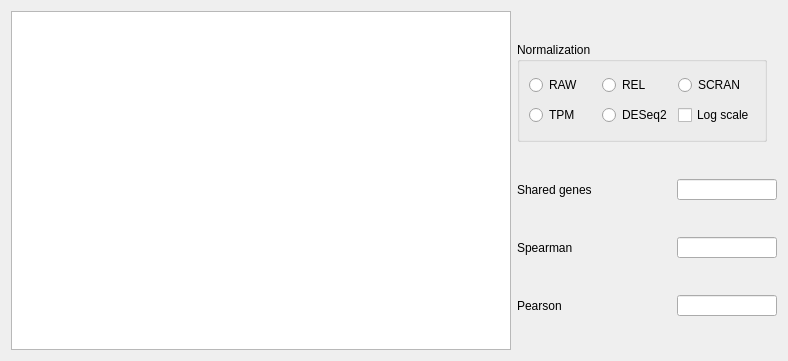
The window that assets/ui/AnalysisCorrelation.ui (jfnavarro/st_viewer) describes before a commit, drawn with Qt 5.
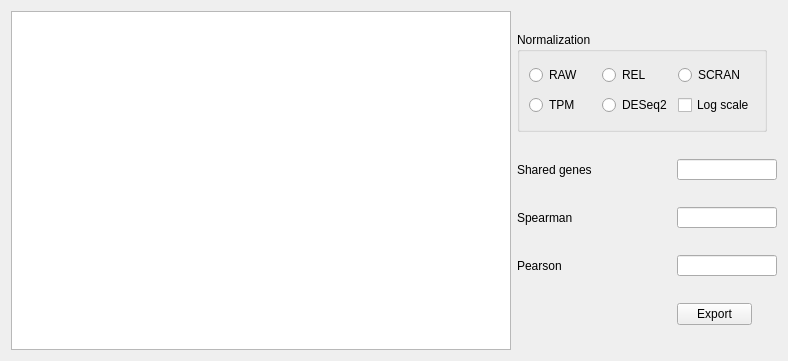
The same window after the commit. Custom widgets are drawn as their Qt base class.

Commit message: Added export to all the plots

What changed in the file:
```diff
--- a/assets/ui/AnalysisCorrelation.ui
+++ b/assets/ui/AnalysisCorrelation.ui
@@ -226,6 +226,34 @@
          </property>
         </widget>
        </item>
+       <item row="5" column="1">
+        <widget class="QPushButton" name="exportPlot">
+         <property name="minimumSize">
+          <size>
+           <width>75</width>
+           <height>0</height>
+          </size>
+         </property>
+         <property name="maximumSize">
+          <size>
+           <width>75</width>
+           <height>16777215</height>
+          </size>
+         </property>
+         <property name="cursor">
+          <cursorShape>SplitHCursor</cursorShape>
+         </property>
+         <property name="toolTip">
+          <string>Export the correlation plot to a file</string>
+         </property>
+         <property name="statusTip">
+          <string>Export the correlation plot to a file</string>
+         </property>
+         <property name="text">
+          <string>Export</string>
+         </property>
+        </widget>
+       </item>
       </layout>
      </item>
     </layout>
```
Left out of the diff: 84 changed lines with no effect on the pictures. The commit also changes 12 other files.
